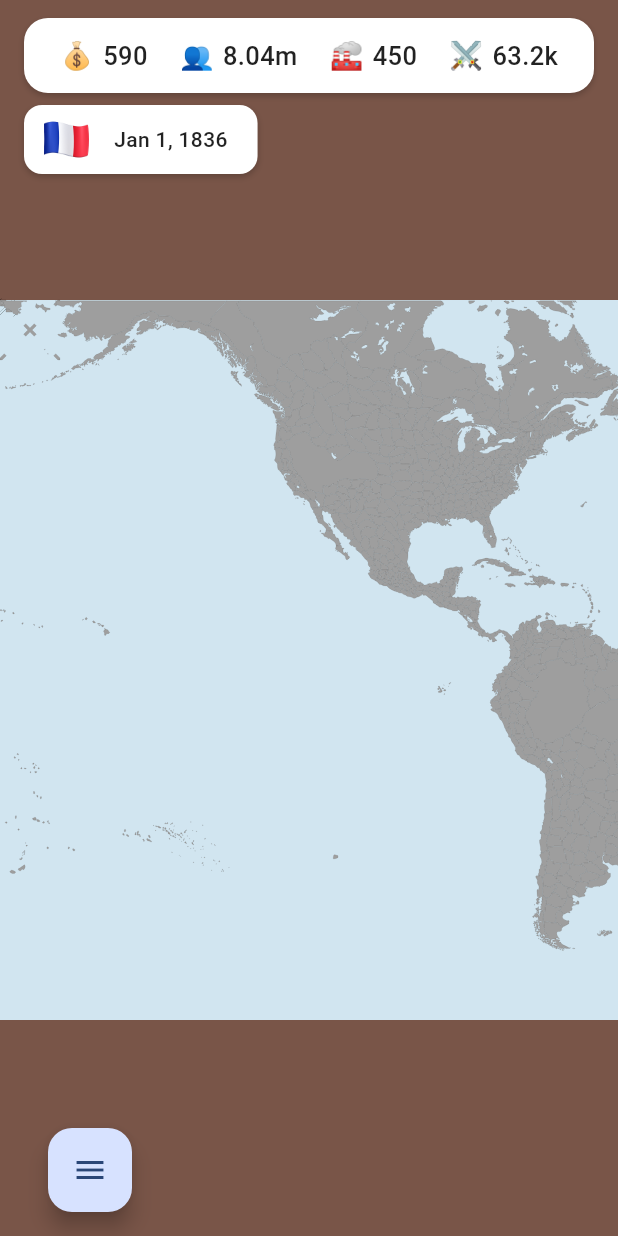
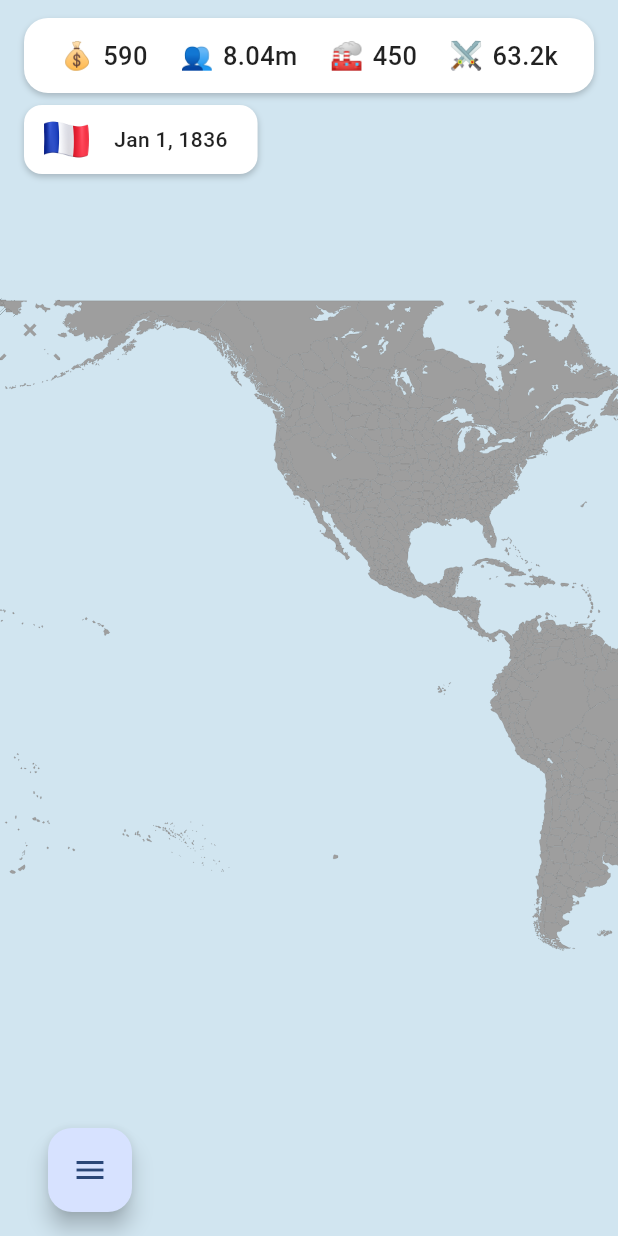
Before and after one commit to hughgramel/sweccathon, a Flutter app: the screen it shows after launch, after a tap on an icon or button, on a phone screen of 412 x 824 dp. Run offline on Flutter 3.47's test engine with Material 3 defaults, Android fonts, the light colour scheme and no system bars; our stand-ins replace go_router, google_fonts, path_drawing, shared_preferences; Roboto replaces fonts that are missing (MPLUSRounded1c); project files that could hold a hidden picture were left out.

Commit message:
map colors working

```diff
--- a/flutter-games-basic/lib/widgets/interactive_map.dart
+++ b/flutter-games-basic/lib/widgets/interactive_map.dart
@@ -75,7 +75,7 @@ class _InteractiveMapState extends State<InteractiveMap> {
             Container(
               width: 1200,
               height: 200,
-              color: Colors.brown,
+              color: const Color.fromARGB(255, 209, 229, 240),
             ),
             SizedBox(
               width: 1200,
@@ -95,7 +95,7 @@ class _InteractiveMapState extends State<InteractiveMap> {
             Container(
               width: 1200,
               height: 200,
-              color: Colors.brown,
+              color: const Color.fromARGB(255, 209, 229, 240),
             ),
           ],
         ),
```
